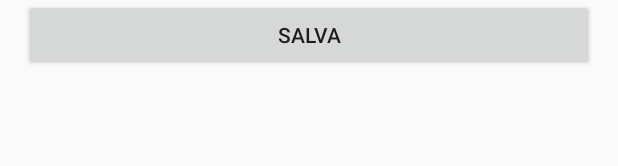
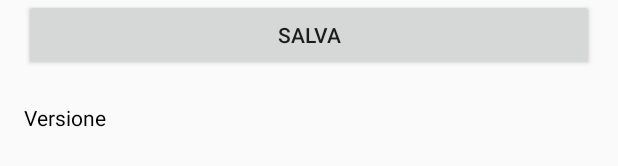
Before and after one commit to MagisterVitae/BiblioVale, an Android app: the layout activity_configuration.xml on its own in the app's theme, with its tools: preview values and no code run, on a phone screen of 412 x 824 dp. Shown: the part 155-321 px from the top of the screen. Run offline under Robolectric (Android 15) with nearby library versions, the phone set to English and light mode, and no system bars.

Commit message:
Release 1.0.1.1 Bug fix visualizzazione statistiche. Visualizzazione versione dalla activity di configurazione

```diff
--- a/app/build.gradle
+++ b/app/build.gradle
@@ -12,7 +12,7 @@ android {
         minSdkVersion 16
         targetSdkVersion 23
         versionCode 1
-        versionName '1.0.1.0'
+        versionName '1.0.1.1'
     }
     buildTypes {
         release {
--- a/app/src/main/res/layout/activity_configuration.xml
+++ b/app/src/main/res/layout/activity_configuration.xml
@@ -20,14 +20,25 @@
         android:id="@+id/lblConfigURL" />
 
     <EditText
+        android:id="@+id/txtConfigURL"
         android:layout_width="match_parent"
         android:layout_height="wrap_content"
-        android:inputType="text"
-        android:ems="10"
         android:layout_below="@+id/lblConfigURL"
         android:layout_centerHorizontal="true"
-        android:id="@+id/txtConfigURL"
-        android:hint="URL" />
+        android:ems="10"
+        android:hint="URL"
+        android:inputType="text" />
+
+    <TextView
+        android:id="@+id/lblVersion"
+        android:layout_width="match_parent"
+        android:layout_height="wrap_content"
+        android:layout_alignParentLeft="true"
+        android:layout_alignParentStart="true"
+        android:layout_below="@+id/btnConfigSave"
+        android:layout_marginTop="21dp"
+        android:text="Versione"
+        android:textColor="@android:color/background_dark" />
 
     <Button
         android:text="Salva"
--- a/app/src/main/res/layout/table_key_style.xml
+++ b/app/src/main/res/layout/table_key_style.xml
@@ -4,7 +4,7 @@
     android:layout_height="wrap_content"
     android:layout_weight="0.7"
     android:gravity="left"
-    android:textSize="30sp"
+    android:textSize="22sp"
     android:textStyle="bold"
-    android:paddingRight="30sp"
+    android:paddingRight="22sp"
     />
--- a/app/src/main/res/layout/table_value_style.xml
+++ b/app/src/main/res/layout/table_value_style.xml
@@ -4,5 +4,5 @@
     android:layout_height="wrap_content"
     android:layout_weight="0.3"
     android:gravity="right"
-    android:textSize="30sp"
+    android:textSize="22sp"
     />
```
Also changed, not shown: app/src/main/java/dev/sturmtruppen/bibliovale/ConfigurationActivity.java (+9 -0 lines), app/src/main/res/layout/activity_stats.xml (+4 -12 lines).
